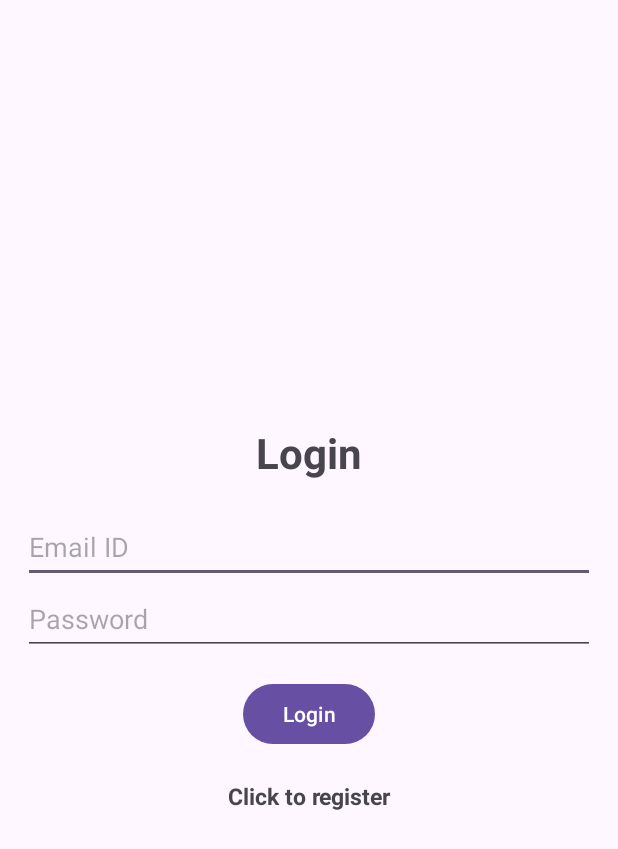
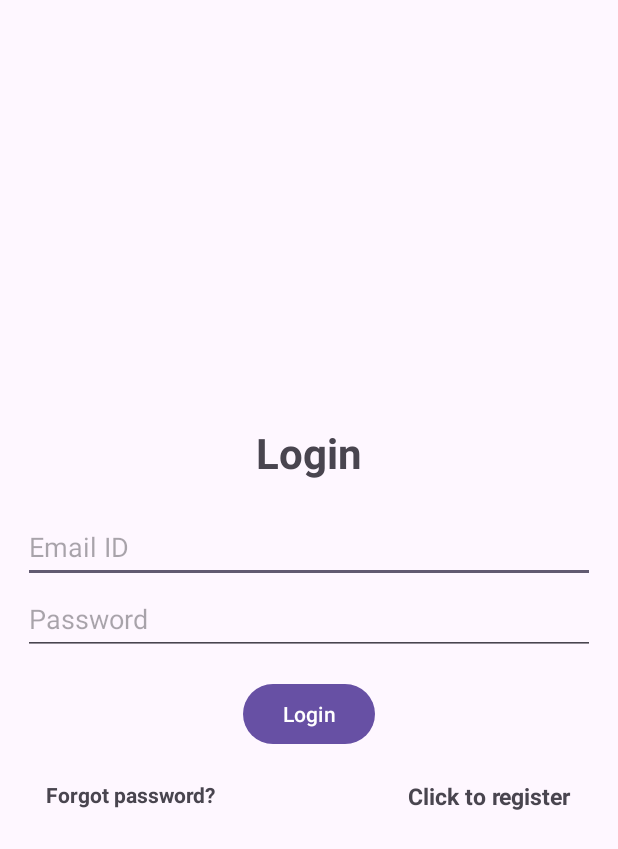
Before and after one commit to omkarpatne6/SafeShift, an Android app: the screen it shows after launch (LoginActivity), on a phone screen of 412 x 824 dp. Shown: the top 849 px of the screen. Run offline under Robolectric (Android 15) with nearby library versions, the phone set to English and light mode, and no system bars; our stand-ins replace Firebase (no records; nobody signed in at launch, a user with empty details on screens opened directly).

Commit message:
added forgot password logic

```diff
--- a/app/src/main/java/com/example/safeshift/LoginActivity.java
+++ b/app/src/main/java/com/example/safeshift/LoginActivity.java
@@ -27,6 +27,7 @@ public class LoginActivity extends AppCompatActivity {
     Button login;
     ProgressBar progressBar;
     TextView registerTextView;
+    TextView forgotButton;
 
     private FirebaseAuth mAuth;
 
@@ -53,6 +54,7 @@ public class LoginActivity extends AppCompatActivity {
         login = (Button) findViewById(R.id.login);
         registerTextView = (TextView) findViewById(R.id.loginNow);
         progressBar = (ProgressBar) findViewById(R.id.progressBarLogin);
+        forgotButton = (TextView) findViewById(R.id.forgotPassword);
 
         registerTextView.setOnClickListener(new View.OnClickListener() {
             @Override
@@ -63,10 +65,18 @@ public class LoginActivity extends AppCompatActivity {
             }
         });
 
+        forgotButton.setOnClickListener(new View.OnClickListener() {
+            @Override
+            public void onClick(View v) {
+                Intent intent = new Intent(getApplicationContext(), ForgotPassword.class);
+                startActivity(intent);
+                finish();
+            }
+        });
+
         login.setOnClickListener(new View.OnClickListener() {
             @Override
             public void onClick(View v) {
-                progressBar.setVisibility(View.VISIBLE);
                 String email, password;
 
                 email = editTextEmail.getText().toString();
@@ -82,6 +92,7 @@ public class LoginActivity extends AppCompatActivity {
                     return;
                 }
 
+                progressBar.setVisibility(View.VISIBLE);
                 mAuth.signInWithEmailAndPassword(email, password).addOnCompleteListener(new OnCompleteListener<AuthResult>() {
                     @Override
                     public void onComplete(@NonNull Task<AuthResult> task) {
--- a/app/src/main/res/layout/activity_login.xml
+++ b/app/src/main/res/layout/activity_login.xml
@@ -22,20 +22,20 @@
         android:id="@+id/email"
         android:layout_width="match_parent"
         android:layout_height="wrap_content"
+        android:autofillHints=""
         android:hint="@string/email_id"
         android:inputType="textEmailAddress"
-        android:minHeight="48dp"
-        android:autofillHints="" />
+        android:minHeight="48dp" />
 
 
     <EditText
         android:id="@+id/password"
         android:layout_width="match_parent"
         android:layout_height="wrap_content"
+        android:autofillHints=""
         android:hint="@string/password"
         android:inputType="textPassword"
-        android:minHeight="48dp"
-        android:autofillHints="" />
+        android:minHeight="48dp" />
 
     <ProgressBar
         android:id="@+id/progressBarLogin"
@@ -47,17 +47,40 @@
         android:id="@+id/login"
         android:layout_width="wrap_content"
         android:layout_height="wrap_content"
+        android:layout_marginTop="15dp"
         android:text="@string/login"
-        android:layout_marginTop="15dp"
         tools:ignore="DuplicateSpeakableTextCheck" />
 
-    <TextView
-        android:id="@+id/loginNow"
-        android:text="@string/registerNow"
-        android:gravity="center"
-        android:textStyle="bold"
-        android:layout_marginTop="20dp"
-        android:textSize="15sp"
+    <androidx.constraintlayout.widget.ConstraintLayout
         android:layout_width="match_parent"
-        android:layout_height="wrap_content" />
+        android:layout_height="wrap_content"
+        android:layout_marginTop="20dp">
+
+        <TextView
+            android:id="@+id/loginNow"
+            android:layout_width="wrap_content"
+            android:layout_height="wrap_content"
+            android:layout_marginEnd="16dp"
+            android:gravity="center"
+            android:text="@string/registerNow"
+            android:textSize="15sp"
+            android:textStyle="bold"
+            app:layout_constraintBottom_toBottomOf="parent"
+            app:layout_constraintEnd_toEndOf="parent"
+            app:layout_constraintTop_toTopOf="parent"
+            tools:ignore="MissingConstraints" />
+
+        <TextView
+            android:id="@+id/forgotPassword"
+            android:layout_width="wrap_content"
+            android:layout_height="wrap_content"
+            android:text="Forgot password?"
+            android:textStyle="bold"
+            app:layout_constraintBottom_toBottomOf="parent"
+            app:layout_constraintEnd_toStartOf="@+id/loginNow"
+            app:layout_constraintHorizontal_bias="0.109"
+            app:layout_constraintStart_toStartOf="parent"
+            app:layout_constraintTop_toTopOf="parent"
+            app:layout_constraintVertical_bias="0.0" />
+    </androidx.constraintlayout.widget.ConstraintLayout>
 </LinearLayout>
--- a/app/src/main/res/values/colors.xml
+++ b/app/src/main/res/values/colors.xml
@@ -8,4 +8,5 @@
     <color name="black">#FF000000</color>
     <color name="white">#FFFFFFFF</color>
     <color name="gray">#DADADA</color>
+    <color name="green">#f8f8f8</color>
 </resources>
--- a/app/src/main/res/values/strings.xml
+++ b/app/src/main/res/values/strings.xml
@@ -7,4 +7,6 @@
     <string name="click_to_login">Click to login</string>
     <string name="registerNow">Click to register</string>
     <string name="sign_out">Sign out</string>
+    <string name="forgotPassword">Forgot Password</string>
+    <string name="forgotButton">Send mail</string>
 </resources>
```
Also changed, not shown: app/src/main/AndroidManifest.xml (+13 -7 lines), app/src/main/java/com/example/safeshift/ForgotPassword.java (added, +61 -0 lines), app/src/main/res/layout/activity_forgot_password.xml (added, +44 -0 lines).
